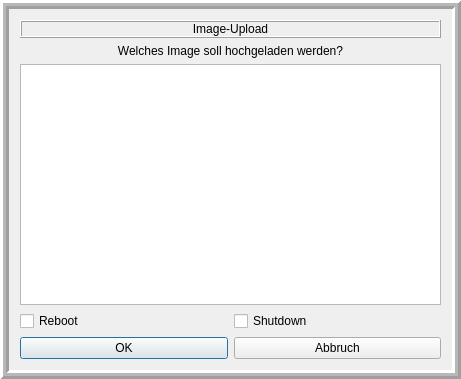
Above: linbo_gui/linboImageUpload.ui from linuxmuster/linuxmuster-linbo before the change. Below: the same form after it.
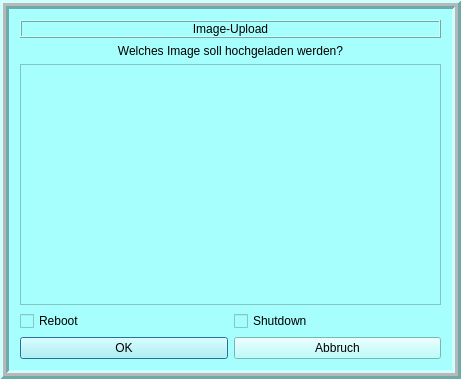
That is the form after the change.

Commit message: change dialog background to light blue

What changed in the file:
```diff
--- a/linbo_gui/linboImageUpload.ui
+++ b/linbo_gui/linboImageUpload.ui
@@ -13,6 +13,9 @@
   <property name="windowTitle">
    <string>Image Auswahl</string>
   </property>
+  <property name="styleSheet">
+   <string notr="true">background-color: rgb(166, 255, 253);</string>
+  </property>
   <property name="modal">
    <bool>true</bool>
   </property>
```
Left out of the diff: 1 changed line with no effect on the pictures. The commit also changes 11 other files.
